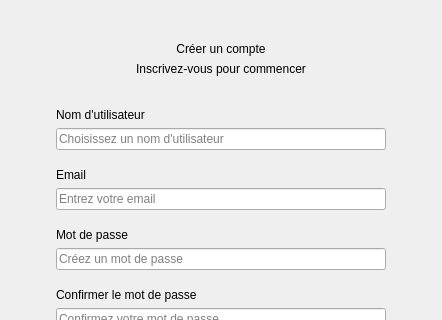
Above: ui/modules/auth/registerpage.ui from Esprit-UP-Algo/projetcpp2526-s2-2a12-smart-carpentry-workshop-management before the change; both pictures show x 0 to 442 and y 151 to 471 of the 442 by 662 pixel window. Below: the same form after it.
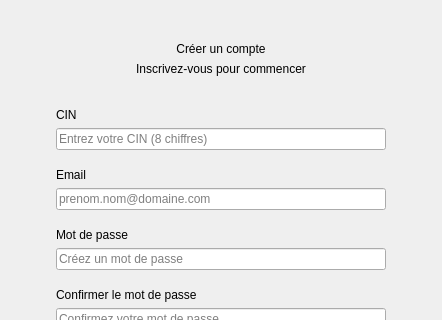
That is the form after the change.

```diff
--- a/ui/modules/auth/registerpage.ui
+++ b/ui/modules/auth/registerpage.ui
@@ -27,11 +27,11 @@
       <item><widget class="QLabel" name="auth_title"><property name="text"><string>Créer un compte</string></property><property name="alignment"><set>Qt::AlignCenter</set></property></widget></item>
       <item><widget class="QLabel" name="auth_subtitle"><property name="text"><string>Inscrivez-vous pour commencer</string></property><property name="alignment"><set>Qt::AlignCenter</set></property></widget></item>
       <item><spacer><property name="orientation"><enum>Qt::Vertical</enum></property><property name="sizeHint" stdset="0"><size><width>20</width><height>26</height></size></property></spacer></item>
-      <item><widget class="QLabel"><property name="text"><string>Nom d'utilisateur</string></property></widget></item>
-      <item><widget class="QLineEdit" name="usernameInput"><property name="placeholderText"><string>Choisissez un nom d'utilisateur</string></property></widget></item>
+      <item><widget class="QLabel"><property name="text"><string>CIN</string></property></widget></item>
+      <item><widget class="QLineEdit" name="usernameInput"><property name="placeholderText"><string>Entrez votre CIN (8 chiffres)</string></property></widget></item>
       <item><spacer><property name="orientation"><enum>Qt::Vertical</enum></property><property name="sizeHint" stdset="0"><size><width>20</width><height>12</height></size></property></spacer></item>
       <item><widget class="QLabel"><property name="text"><string>Email</string></property></widget></item>
-      <item><widget class="QLineEdit" name="emailInput"><property name="placeholderText"><string>Entrez votre email</string></property></widget></item>
+      <item><widget class="QLineEdit" name="emailInput"><property name="placeholderText"><string>prenom.nom@domaine.com</string></property></widget></item>
       <item><spacer><property name="orientation"><enum>Qt::Vertical</enum></property><property name="sizeHint" stdset="0"><size><width>20</width><height>12</height></size></property></spacer></item>
       <item><widget class="QLabel"><property name="text"><string>Mot de passe</string></property></widget></item>
       <item><widget class="QLineEdit" name="passwordInput"><property name="echoMode"><enum>QLineEdit::Password</enum></property><property name="placeholderText"><string>Créez un mot de passe</string></property></widget></item>
```
